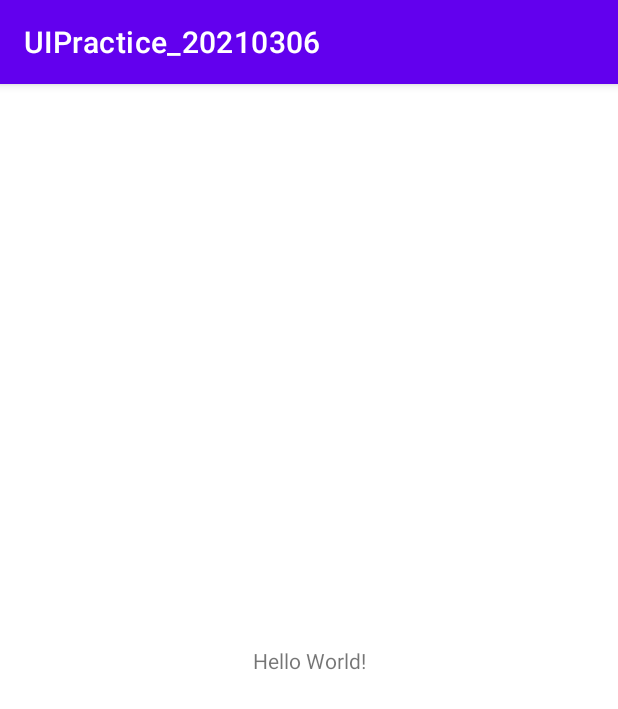
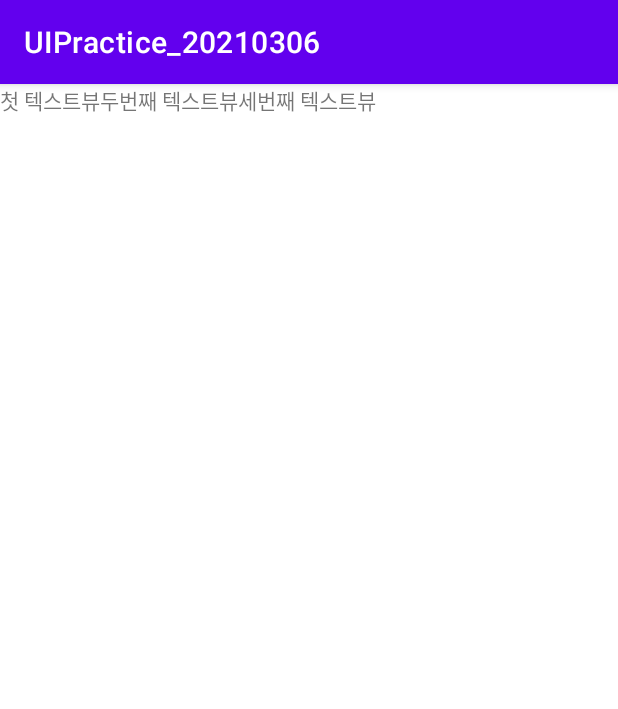
Before and after one commit to cho881020/UIPractice_20210306, an Android app: the screen it shows after launch (MainActivity), on a phone screen of 412 x 824 dp. Shown: the top 709 px of the screen. Run offline under Robolectric (Android 15) with nearby library versions, the phone set to English and light mode, and no system bars.

Commit message:
화면 구조 변경 + LinearLayout 배치

```diff
--- a/app/src/main/res/layout/activity_main.xml
+++ b/app/src/main/res/layout/activity_main.xml
@@ -1,5 +1,5 @@
 <?xml version="1.0" encoding="utf-8"?>
-<androidx.constraintlayout.widget.ConstraintLayout
+<LinearLayout
     xmlns:android="http://schemas.android.com/apk/res/android"
     xmlns:app="http://schemas.android.com/apk/res-auto"
     xmlns:tools="http://schemas.android.com/tools"
@@ -10,10 +10,17 @@
     <TextView
         android:layout_width="wrap_content"
         android:layout_height="wrap_content"
-        android:text="Hello World!"
-        app:layout_constraintBottom_toBottomOf="parent"
-        app:layout_constraintLeft_toLeftOf="parent"
-        app:layout_constraintRight_toRightOf="parent"
-        app:layout_constraintTop_toTopOf="parent" />
+        android:text="첫 텍스트뷰" />
 
-</androidx.constraintlayout.widget.ConstraintLayout>
+    <TextView
+        android:layout_width="wrap_content"
+        android:layout_height="wrap_content"
+        android:text="두번째 텍스트뷰" />
+
+    <TextView
+        android:layout_width="wrap_content"
+        android:layout_height="wrap_content"
+        android:text="세번째 텍스트뷰" />
+
+
+</LinearLayout>
```
